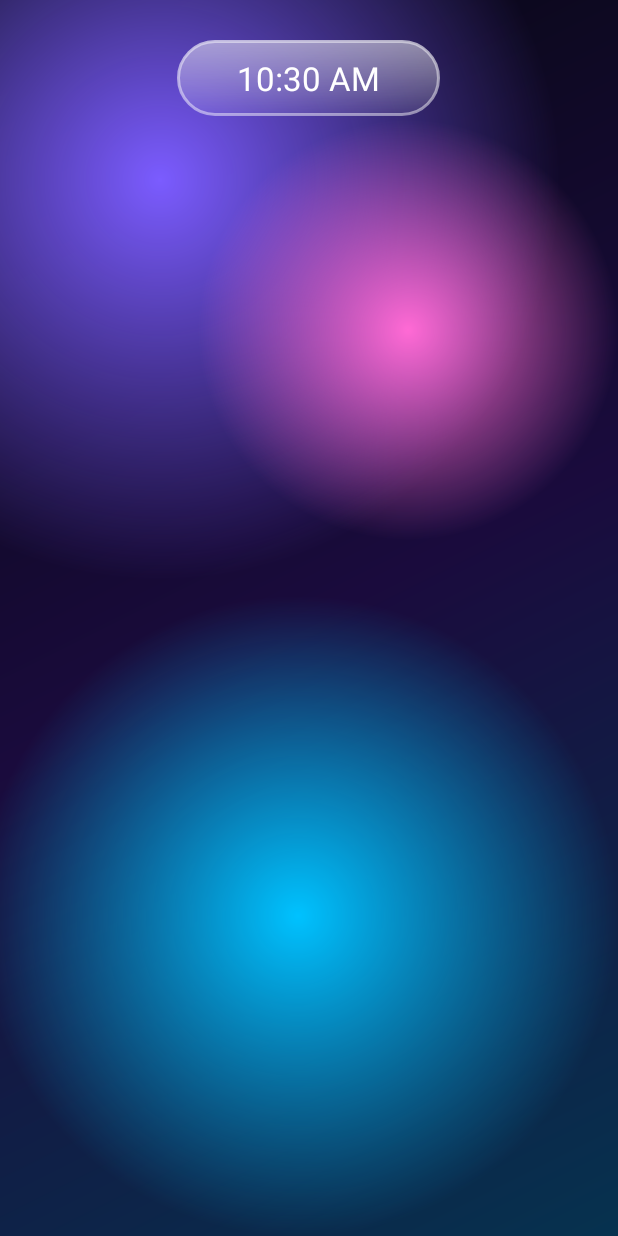
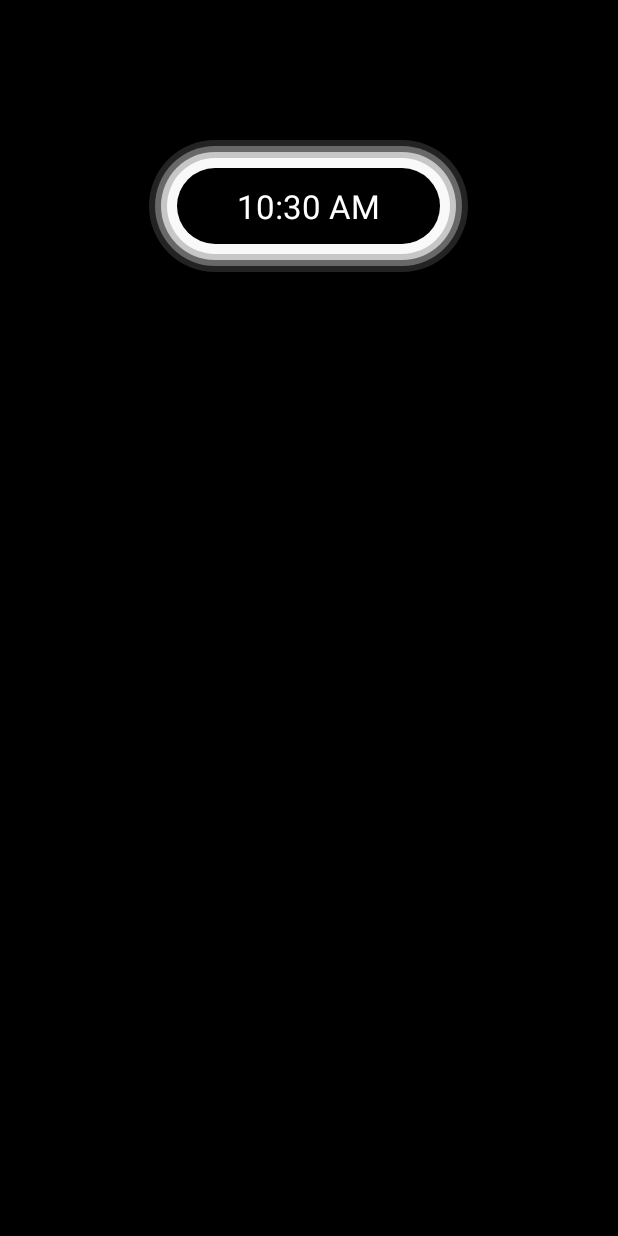
Before and after one commit to livysurf/TV-Launcher-, an Android app: the screen it shows after launch (MainActivity), on a phone screen of 412 x 824 dp. Run offline under Robolectric (Android 15) with nearby library versions, the phone set to English and light mode, and no system bars.

Commit message:
Update MainActivity.kt

```diff
--- a/app/src/main/java/com/example/tvlauncher/MainActivity.kt
+++ b/app/src/main/java/com/example/tvlauncher/MainActivity.kt
@@ -10,6 +10,7 @@ import android.graphics.drawable.LayerDrawable
 import android.os.Bundle
 import android.os.Handler
 import android.os.Looper
+import android.text.TextUtils
 import android.view.Gravity
 import android.view.View
 import android.view.ViewGroup
@@ -25,17 +26,16 @@ import java.util.Date
 import java.util.Locale
 
 // ---- Customise your look here ----
-private val WALL_TOP = Color.parseColor("#05070F")
-private val WALL_MID = Color.parseColor("#1A0B3D")
-private val WALL_BOTTOM = Color.parseColor("#06324F")
+private val BACKGROUND = Color.BLACK
 private val TEXT = Color.WHITE
-private val GLASS_TOP = Color.argb(70, 255, 255, 255)
-private val GLASS_BOTTOM = Color.argb(20, 255, 255, 255)
-private val GLASS_FOCUS_TOP = Color.argb(150, 255, 255, 255)
-private val GLASS_FOCUS_BOTTOM = Color.argb(60, 255, 255, 255)
-private val GLASS_EDGE = Color.argb(120, 255, 255, 255)
-private const val CURVE = 40f
+private val TILE_FILL = Color.argb(40, 255, 255, 255)
+private val TILE_FOCUS = Color.argb(120, 255, 255, 255)
+private val TILE_EDGE = Color.argb(90, 255, 255, 255)
+private const val PILL_CURVE = 200f   // large value = fully rounded pill
+private const val TILE_CURVE = 40f
 private const val COLUMNS = 5
+private const val GLOW_SPACE = 28     // how far the glow reaches around the pill
+private const val PILL_TOP_OFFSET = 140 // how far the pill sits below the top edge
 
 // Apps that should never appear in the grid (email apps, plus this launcher)
 private val HIDDEN_PACKAGES = setOf(
@@ -65,30 +65,28 @@ class MainActivity : Activity() {
         super.onCreate(savedInstanceState)
 
         val screen = FrameLayout(this).apply {
-            background = GradientDrawable(
-                GradientDrawable.Orientation.TL_BR,
-                intArrayOf(WALL_TOP, WALL_MID, WALL_BOTTOM)
-            )
+            setBackgroundColor(BACKGROUND)
         }
-        screen.addView(orb(Color.parseColor("#7B5CFF"), 800, Gravity.TOP or Gravity.START, -240, -220))
-        screen.addView(orb(Color.parseColor("#00C2FF"), 640, Gravity.BOTTOM or Gravity.END, 0, 0))
-        screen.addView(orb(Color.parseColor("#FF6AD5"), 420, Gravity.TOP or Gravity.END, 0, 120))
 
+        // Top padding pushes the pill down from the top edge, horizontally centred
         val column = LinearLayout(this).apply {
             orientation = LinearLayout.VERTICAL
-            setPadding(80, 40, 80, 40)
+            setPadding(80, PILL_TOP_OFFSET, 80, 40)
         }
 
-        // Floating status pill at the top centre
         clock = TextView(this).apply {
             textSize = 22f
             setTextColor(TEXT)
             gravity = Gravity.CENTER
             setPadding(60, 16, 60, 16)
-            background = glass()
+        }
+        val pill = FrameLayout(this).apply {
+            background = pillDrawable()
+            setPadding(GLOW_SPACE, GLOW_SPACE, GLOW_SPACE, GLOW_SPACE)
+            addView(clock)
         }
         column.addView(
-            clock,
+            pill,
             LinearLayout.LayoutParams(ViewGroup.LayoutParams.WRAP_CONTENT, ViewGroup.LayoutParams.WRAP_CONTENT).apply {
                 gravity = Gravity.CENTER_HORIZONTAL
             }
@@ -129,6 +127,28 @@ class MainActivity : Activity() {
         handler.removeCallbacks(clockTick)
     }
 
+    // Stacked rings: four white rings, brightest near the pill, then the black pill on top
+    private fun pillDrawable(): Drawable {
+        fun ring(alpha: Int) = GradientDrawable().apply {
+            shape = GradientDrawable.RECTANGLE
+            cornerRadius = PILL_CURVE
+            setColor(Color.argb(alpha, 255, 255, 255))
+        }
+        val black = GradientDrawable().apply {
+            shape = GradientDrawable.RECTANGLE
+            cornerRadius = PILL_CURVE
+            setColor(Color.BLACK)
+        }
+        // Alpha values control the glow brightness: higher = brighter
+        val layers = LayerDrawable(arrayOf(ring(35), ring(80), ring(160), ring(230), black))
+        layers.setLayerInset(0, 0, 0, 0, 0)
+        layers.setLayerInset(1, 6, 6, 6, 6)
+        layers.setLayerInset(2, 12, 12, 12, 12)
+        layers.setLayerInset(3, 18, 18, 18, 18)
+        layers.setLayerInset(4, GLOW_SPACE, GLOW_SPACE, GLOW_SPACE, GLOW_SPACE)
+        return layers
+    }
+
     // True for email apps, so they stay out of the grid
     private fun isHidden(pkg: String, label: String): Boolean {
         if (pkg == packageName) return true
@@ -161,36 +181,12 @@ class MainActivity : Activity() {
         packageManager.getLaunchIntentForPackage(pkg)?.let { startActivity(it) }
     }
 
-    private fun orb(color: Int, size: Int, gravity: Int, dx: Int, dy: Int) = View(this).apply {
-        background = GradientDrawable().apply {
-            shape = GradientDrawable.OVAL
-            gradientType = GradientDrawable.RADIAL_GRADIENT
-            gradientRadius = size / 2f
-            colors = intArrayOf(color, Color.TRANSPARENT)
-        }
-        layoutParams = FrameLayout.LayoutParams(size, size, gravity).apply {
-            leftMargin = dx
-            topMargin = dy
-        }
-    }
-
-    // Liquid-glass look: tinted body fading top to bottom, plus a bright sheen
-    private fun glass(focused: Boolean = false): Drawable {
-        val body = GradientDrawable(
-            GradientDrawable.Orientation.TOP_BOTTOM,
-            if (focused) intArrayOf(GLASS_FOCUS_TOP, GLASS_FOCUS_BOTTOM)
-            else intArrayOf(GLASS_TOP, GLASS_BOTTOM)
-        ).apply {
-            cornerRadius = CURVE
-            setStroke(3, GLASS_EDGE)
-        }
-        val sheen = GradientDrawable(
-            GradientDrawable.Orientation.TOP_BOTTOM,
-            intArrayOf(Color.argb(80, 255, 255, 255), Color.TRANSPARENT)
-        ).apply {
-            cornerRadius = CURVE
-        }
-        return LayerDrawable(arrayOf<Drawable>(body, sheen))
+    // Tile background: frosted glass that brightens when focused
+    private fun tileDrawable(focused: Boolean): Drawable = GradientDrawable().apply {
+        shape = GradientDrawable.RECTANGLE
+        cornerRadius = TILE_CURVE
+        setColor(if (focused) TILE_FOCUS else TILE_FILL)
+        setStroke(3, TILE_EDGE)
     }
 
     private inner class AppAdapter : BaseAdapter() {
@@ -205,7 +201,7 @@ class MainActivity : Activity() {
                 gravity = Gravity.CENTER_HORIZONTAL
                 setPadding(20, 30, 20, 30)
                 isFocusable = true
-                background = glass()
+                background = tileDrawable(false)
 
                 addView(
                     ImageView(this@MainActivity).apply { setImageDrawable(item.icon) },
@@ -217,7 +213,7 @@ class MainActivity : Activity() {
                         textSize = 18f
                         setTextColor(TEXT)
                         maxLines = 1
-                        ellipsize = android.text.TextUtils.TruncateAt.END
+                        ellipsize = TextUtils.TruncateAt.END
                         gravity = Gravity.CENTER
                         setPadding(0, 16, 0, 0)
                     },
@@ -225,7 +221,7 @@ class MainActivity : Activity() {
                 )
 
                 setOnFocusChangeListener { v, hasFocus ->
-                    v.background = glass(hasFocus)
+                    v.background = tileDrawable(hasFocus)
                     val scale = if (hasFocus) 1.08f else 1f
                     v.animate().scaleX(scale).scaleY(scale).setDuration(120).start()
                 }
```
